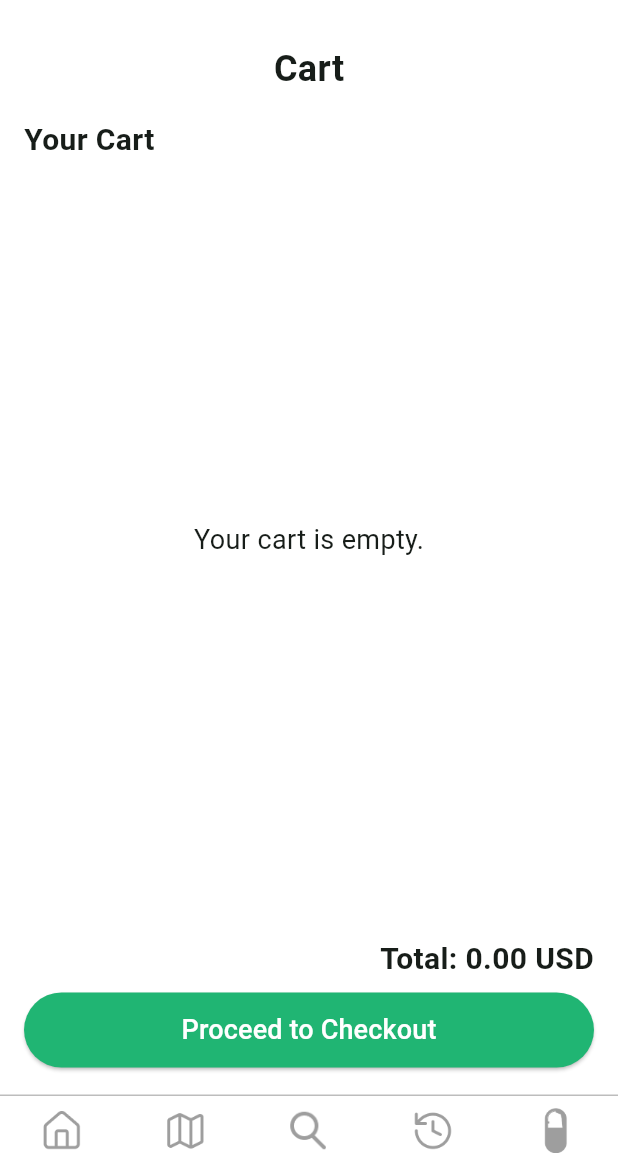
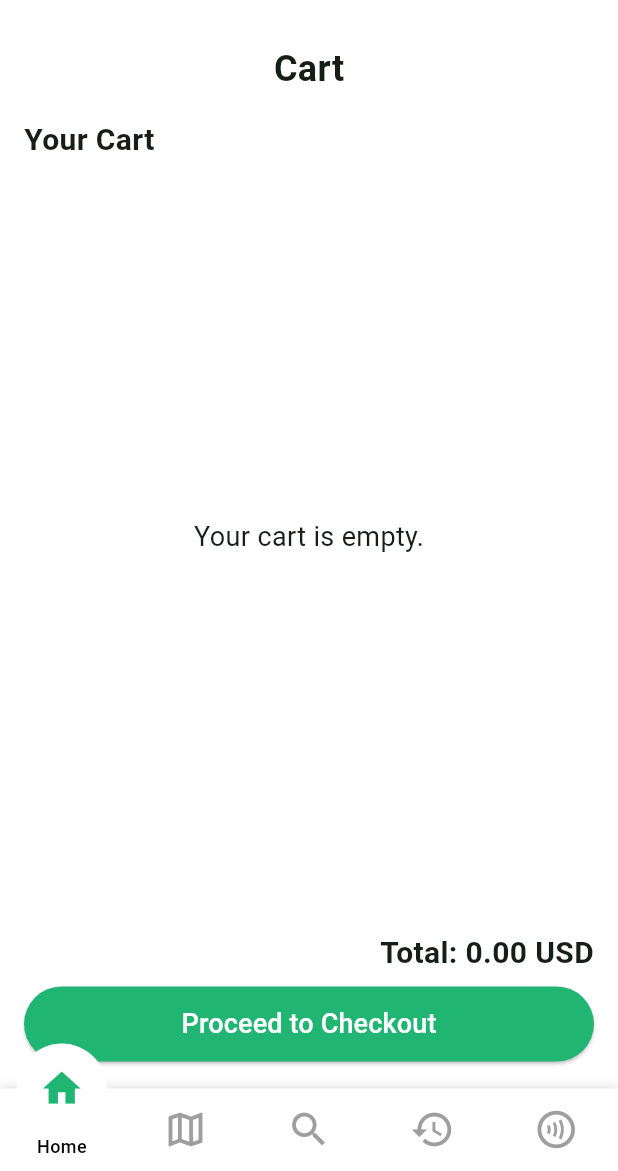
Before and after one commit to jeanpierrenashef/PharmaVend-app, a Flutter app: the CartPage screen opened directly, on a phone screen of 412 x 824 dp, the part 65-1236 px from its top. Run offline on Flutter 3.47's test engine with Material 3 defaults, Android fonts, the phone set to English and light mode, and no system bars; our stand-ins replace firebase_auth, firebase_core, firebase_messaging, flutter_dotenv, flutter_local_notifications, flutter_redux and 6 more; missing offline and left inert: flutter_polyline_points; accounts and stored records are empty.

Commit message:
Added the navigation bar effects

```diff
--- a/lib/custom/nav_bar.dart
+++ b/lib/custom/nav_bar.dart
@@ -1,6 +1,8 @@
 import 'package:flutter/material.dart';
+import 'package:motion_tab_bar/MotionTabBar.dart';
+import 'package:motion_tab_bar/MotionTabBarController.dart';
 
-class CustomBottomNavBar extends StatelessWidget {
+class CustomBottomNavBar extends StatefulWidget {
   final int selectedIndex;
   final Function(int) onItemTapped;
 
@@ -11,42 +13,75 @@ class CustomBottomNavBar extends StatelessWidget {
   });
 
   @override
-  Widget build(BuildContext context) {
-    final List<Map<String, dynamic>> navItems = [
-      {"icon": "assets/home.png", "index": 0},
-      {"icon": "assets/map.png", "index": 1},
-      {"icon": "assets/search.png", "index": 2},
-      {"icon": "assets/history.png", "index": 3},
-      {"icon": "assets/dispense.png", "index": 4},
-    ];
+  State<CustomBottomNavBar> createState() => _CustomBottomNavBarState();
+}
 
-    return Container(
-      padding: const EdgeInsets.symmetric(vertical: 8),
-      decoration: BoxDecoration(
-        color: Colors.white,
-        border: Border(top: BorderSide(color: Colors.grey.shade400, width: 1)),
-      ),
-      child: Row(
-        mainAxisAlignment: MainAxisAlignment.spaceAround,
-        children: navItems.map((item) {
-          final isSelected = selectedIndex == item['index'];
-          return GestureDetector(
-            onTap: () => onItemTapped(item['index']),
-            child: Column(
-              mainAxisSize: MainAxisSize.min,
-              children: [
-                Image.asset(
-                  item['icon'],
-                  height: 30,
-                  width: 30,
-                  color: isSelected ? Colors.black : Colors.grey,
-                ),
-                const SizedBox(height: 4),
-              ],
-            ),
-          );
-        }).toList(),
-      ),
+class _CustomBottomNavBarState extends State<CustomBottomNavBar>
+    with TickerProviderStateMixin {
+  late MotionTabBarController _motionTabBarController;
+
+  @override
+  void initState() {
+    super.initState();
+    _motionTabBarController = MotionTabBarController(
+      initialIndex: widget.selectedIndex,
+      length: 5,
+      vsync: this,
     );
   }
+
+  @override
+  void dispose() {
+    _motionTabBarController.dispose();
+    super.dispose();
+  }
+
+  @override
+  Widget build(BuildContext context) {
+    return MotionTabBar(
+      controller: _motionTabBarController,
+      initialSelectedTab: _getTabName(widget.selectedIndex),
+      labels: const ["Home", "Map", "Search", "History", "Dispense"],
+      icons: const [
+        Icons.home,
+        Icons.map_outlined,
+        Icons.search,
+        Icons.history,
+        Icons.contactless_outlined,
+      ],
+      tabSize: 50,
+      tabBarHeight: 55,
+      textStyle: const TextStyle(
+        fontSize: 12,
+        color: Colors.black,
+        fontWeight: FontWeight.w500,
+      ),
+      tabIconColor: Colors.grey,
+      tabIconSize: 30,
+      tabIconSelectedSize: 30,
+      tabSelectedColor: const Color.fromARGB(255, 255, 255, 255),
+      tabIconSelectedColor: const Color.fromRGBO(32, 181, 115, 1),
+      tabBarColor: Colors.white,
+      onTabItemSelected: (int index) {
+        widget.onItemTapped(index);
+      },
+    );
+  }
+
+  String _getTabName(int index) {
+    switch (index) {
+      case 0:
+        return "Home";
+      case 1:
+        return "Map";
+      case 2:
+        return "Search";
+      case 3:
+        return "History";
+      case 4:
+        return "Dispense";
+      default:
+        return "Home";
+    }
+  }
 }
--- a/pubspec.yaml
+++ b/pubspec.yaml
@@ -47,6 +47,7 @@ dependencies:
   firebase_core: ^3.10.0
   firebase_messaging: ^15.2.0
   flutter_local_notifications: ^18.0.1
+  motion_tab_bar: ^2.0.4
 
 
 dev_dependencies:
```
Also changed, not shown: lib/services/google_signin_service.dart (+6 -2 lines), pubspec.lock.
